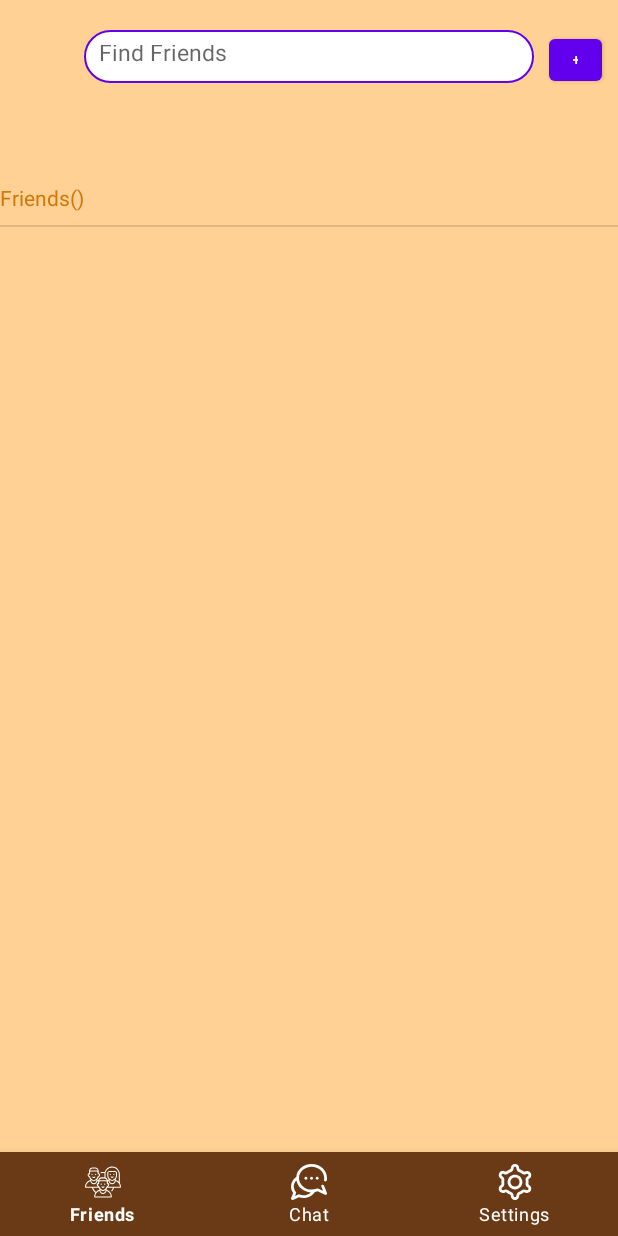
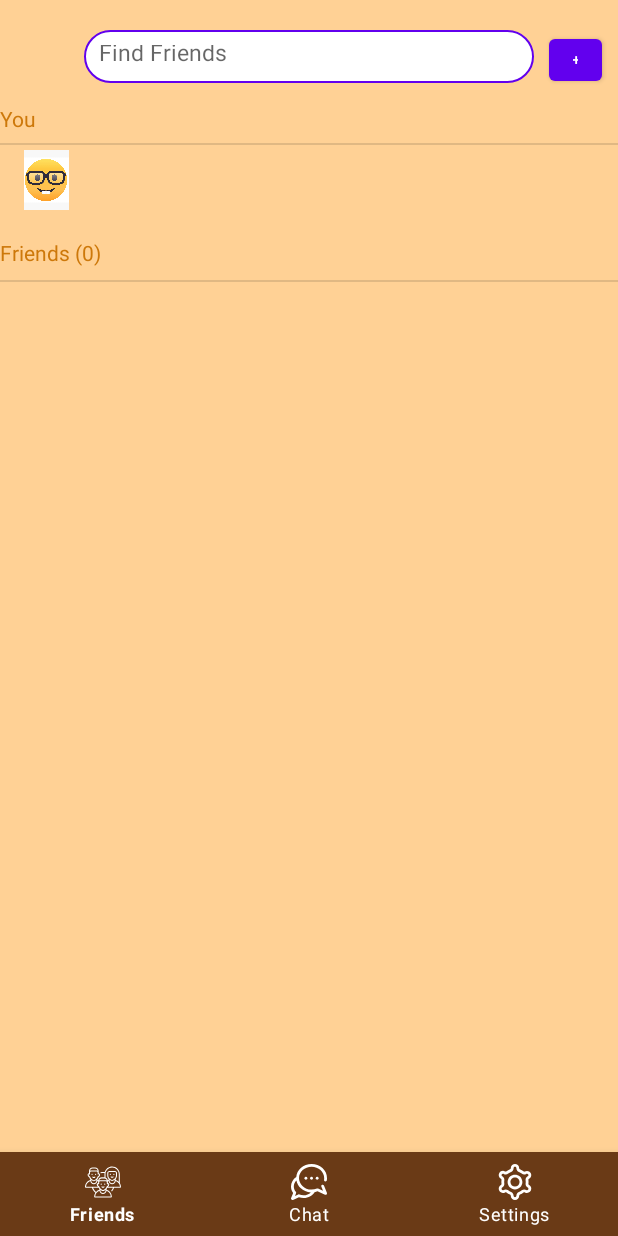
Before and after one commit to Bmeimei/comp-3717-project-woochat, an Android app: the screen it shows after launch once a user with an empty profile is signed in (MainActivity), on a phone screen of 412 x 824 dp. Run offline under Robolectric (Android 15) with nearby library versions, the phone set to English and light mode, and no system bars; our stand-ins replace Firebase (no records; nobody signed in at launch, a user with empty details on screens opened directly).

Commit message:
added layout

```diff
--- a/app/build.gradle
+++ b/app/build.gradle
@@ -38,6 +38,7 @@ dependencies {
     implementation 'androidx.legacy:legacy-support-v4:1.0.0'
     implementation 'com.google.firebase:firebase-database:19.2.1'
     implementation 'com.google.firebase:firebase-auth:19.2.0'
+//    implementation 'com.google.firebase:firebase-admin:7.1.1'
     testImplementation 'junit:junit:4.+'
     androidTestImplementation 'androidx.test.ext:junit:1.1.2'
     androidTestImplementation 'androidx.test.espresso:espresso-core:3.3.0'
--- a/app/src/main/java/com/example/woochat/fragments/FriendsFragment.java
+++ b/app/src/main/java/com/example/woochat/fragments/FriendsFragment.java
@@ -1,5 +1,6 @@
 package com.example.woochat.fragments;
 
+import android.content.Intent;
 import android.os.Bundle;
 
 import androidx.annotation.NonNull;
@@ -10,11 +11,13 @@ import androidx.recyclerview.widget.RecyclerView;
 import android.view.LayoutInflater;
 import android.view.View;
 import android.view.ViewGroup;
+import android.widget.TextView;
 
 import com.example.woochat.FriendAdapter;
-import com.example.woochat.MainActivity;
 import com.example.woochat.R;
 import com.example.woochat.User;
+import com.google.firebase.auth.FirebaseAuth;
+import com.google.firebase.auth.FirebaseUser;
 import com.google.firebase.database.DataSnapshot;
 import com.google.firebase.database.DatabaseError;
 import com.google.firebase.database.DatabaseReference;
@@ -34,7 +37,11 @@ public class FriendsFragment extends Fragment {
 
     RecyclerView friendView;
     DatabaseReference databaseReference;
+    FirebaseDatabase firebaseDatabase;
     List<User> friendList;
+    TextView tvFriends;
+    String user_email;
+    String user_name;
 
     // TODO: Rename parameter arguments, choose names that match
     // the fragment initialization parameters, e.g. ARG_ITEM_NUMBER
@@ -76,6 +83,7 @@ public class FriendsFragment extends Fragment {
         }
 
         databaseReference = FirebaseDatabase.getInstance().getReference("user");
+        firebaseDatabase = FirebaseDatabase.getInstance();
         friendList = new ArrayList<>();
     }
 
@@ -85,6 +93,35 @@ public class FriendsFragment extends Fragment {
 
         View view = inflater.inflate(R.layout.fragment_friends, container, false);
         friendView = view.findViewById(R.id.recycler_friends);
+        tvFriends = view.findViewById(R.id.textView_friends);
+        TextView tvCurrentUser = view.findViewById(R.id.tv_friends_username);
+
+        FirebaseUser firebaseUser = FirebaseAuth.getInstance().getCurrentUser();
+
+        if (firebaseUser != null) {
+            String uid = firebaseUser.getUid();
+            user_email = firebaseUser.getEmail();
+        }
+
+        databaseReference.addValueEventListener(new ValueEventListener() {
+            @Override
+            public void onDataChange(@NonNull DataSnapshot dataSnapshot) {
+
+                for (DataSnapshot data : dataSnapshot.getChildren()) {
+                    if (data.child("email").getValue().equals(user_email)) {
+
+                        user_name = data.child("name").getValue(String.class);
+                    }
+                }
+                tvCurrentUser.setText(user_name);
+            }
+
+            @Override
+            public void onCancelled(@NonNull DatabaseError databaseError) {
+
+            }
+        });
+
         // Inflate the layout for this fragment
         return view;
     }
@@ -100,8 +137,9 @@ public class FriendsFragment extends Fragment {
                 for (DataSnapshot friendSnapshot : dataSnapshot.getChildren()) {
                     friendList.add(friendSnapshot.getValue(User.class));
                 }
+                String friendsHeader = "Friends (" + friendList.size() + ")";
+                tvFriends.setText(friendsHeader);
                 FriendAdapter friendAdapter = new FriendAdapter(friendList);
-
                 friendView.setAdapter(friendAdapter);
                 friendView.setLayoutManager(new LinearLayoutManager(getContext()));
             }
--- a/app/src/main/res/layout/fragment_friends.xml
+++ b/app/src/main/res/layout/fragment_friends.xml
@@ -1,5 +1,6 @@
 <?xml version="1.0" encoding="utf-8"?>
 <FrameLayout xmlns:android="http://schemas.android.com/apk/res/android"
+    xmlns:app="http://schemas.android.com/apk/res-auto"
     xmlns:tools="http://schemas.android.com/tools"
     android:layout_width="match_parent"
     android:layout_height="match_parent"
@@ -15,23 +16,22 @@
             android:layout_height="35dp"
             android:layout_centerHorizontal="true"
             android:layout_marginTop="20dp"
+            android:background="@drawable/custom_input"
             android:ems="10"
-            android:background="@drawable/custom_input"
-            android:padding="10dp"
             android:hint="@string/find_friends"
             android:inputType="textPersonName"
-            android:textSize="15sp"
-           />
+            android:padding="10dp"
+            android:textSize="15sp" />
 
         <Button
             android:id="@+id/button_friends_addFriend"
             android:layout_width="35dp"
             android:layout_height="40dp"
+            android:layout_marginStart="10dp"
             android:layout_marginTop="20dp"
             android:layout_toEndOf="@+id/editTextFindFriends"
-            android:layout_marginStart="10dp"
-            android:textSize="10sp"
-            android:text="@string/Add" />
+            android:text="@string/Add"
+            android:textSize="10sp" />
 
         <androidx.recyclerview.widget.RecyclerView
             android:id="@+id/recycler_friends"
@@ -46,8 +46,9 @@
             android:id="@+id/divider_friends"
             android:layout_width="match_parent"
             android:layout_height="1dp"
-            android:layout_alignTop="@+id/editTextFindFriends"
-            android:layout_marginVertical="130dp"
+            android:layout_below="@+id/divider_user"
+
+            android:layout_marginTop="90dp"
             android:background="?android:attr/listDivider" />
 
         <TextView
@@ -56,7 +57,44 @@
             android:layout_height="wrap_content"
             android:layout_alignBottom="@+id/divider_friends"
             android:layout_marginVertical="10dp"
-            android:textColor="#CD780A"
-            android:text="@string/friends_count" />
+            android:layout_marginBottom="137dp"
+            android:text="@string/friends_count"
+            android:textColor="#CD780A" />
+
+        <TextView
+            android:id="@+id/tv_friends_user_header"
+            android:layout_width="wrap_content"
+            android:layout_height="wrap_content"
+            android:layout_alignBottom="@+id/divider_user"
+            android:layout_marginBottom="8dp"
+            android:text="@string/you"
+            android:textColor="#CD780A" />
+
+        <View
+            android:id="@+id/divider_user"
+            android:layout_width="match_parent"
+            android:layout_height="1dp"
+            android:layout_below="@+id/editTextFindFriends"
+            android:layout_marginTop="40dp"
+            android:background="?android:attr/listDivider" />
+
+        <LinearLayout
+            android:layout_width="500dp"
+            android:layout_height="40dp"
+            android:layout_marginTop="100dp"
+            android:orientation="horizontal">
+
+            <ImageView
+                android:id="@+id/tv_friends_userimage"
+                android:layout_width="61dp"
+                android:layout_height="wrap_content"
+                android:src="@drawable/friend_image" />
+
+            <TextView
+                android:id="@+id/tv_friends_username"
+                android:layout_width="327dp"
+                android:layout_height="match_parent"
+                android:text="TextView" />
+        </LinearLayout>
     </RelativeLayout>
 </FrameLayout>
--- a/app/src/main/res/values/strings.xml
+++ b/app/src/main/res/values/strings.xml
@@ -21,4 +21,5 @@
     <string name="user_id">User Id</string>
     <string name="user_email">User Email</string>
     <string name="log_out">Log Out</string>
+    <string name="you">You</string>
 </resources>
```
